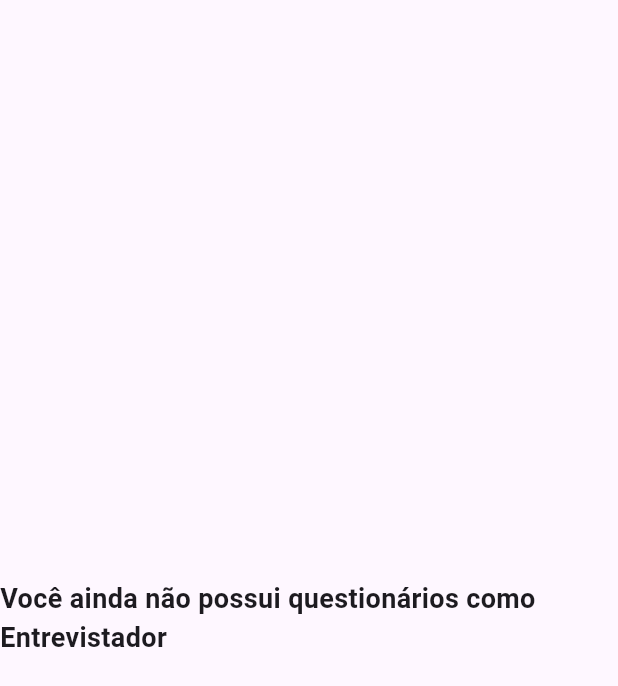
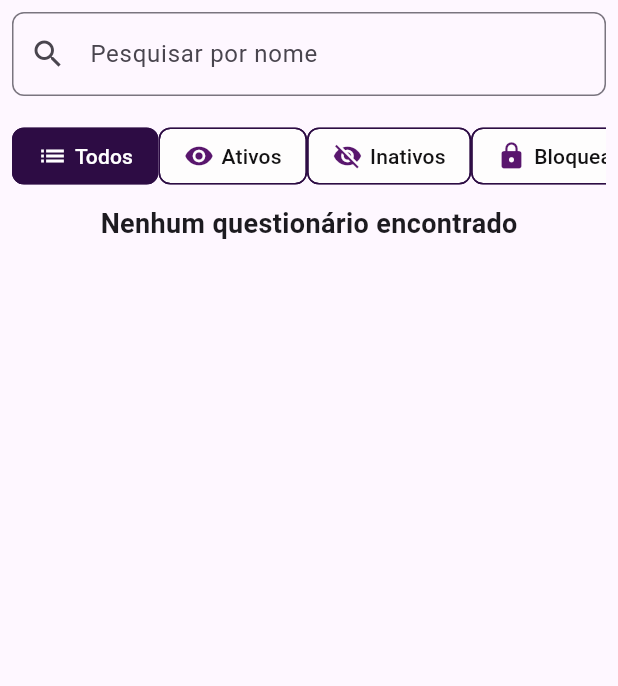
Before and after one commit to RayDaBahia/Engenharia-de-Software, a Flutter app: the QuestionariosEntrevistadorPage widget shown alone on an empty page, opened directly, on a phone screen of 412 x 824 dp. Shown: the top 686 px of the screen. Run offline on Flutter 3.47's test engine with Material 3 defaults, Android fonts, the phone set to English and light mode, and no system bars; our stand-ins replace cloud_firestore, firebase_auth, firebase_core, google_sign_in, hive, hive_flutter and 1 more; accounts and stored records are empty.

```diff
--- a/uesb_forms/lib/Controle_Modelo/questionario_list.dart
+++ b/uesb_forms/lib/Controle_Modelo/questionario_list.dart
@@ -247,7 +247,7 @@ Future<void> carregarQuestionariosEntrevistador() async {
   try {
     QuerySnapshot snapshot = await _firestore
         .collection('questionarios')
-        .where('entrevistadores', arrayContains: _authList!.usuario!.id)
+        .where('entrevistadores', arrayContains: _authList!.usuario!.email)
         .get();
 
     questionariosEntrevistador = snapshot.docs.map((doc) {
--- a/uesb_forms/lib/Telas/Formulario/QuestionarioEntrevistadorPage.dart
+++ b/uesb_forms/lib/Telas/Formulario/QuestionarioEntrevistadorPage.dart
@@ -16,9 +16,24 @@ class _QuestionariosEntrevistadorPageState extends State<QuestionariosEntrevista
   String _searchQuery = ""; // Armazena o termo de pesquisa
   String _filtroSelecionado = "Todos"; // Filtro atual (padrão: mostrar todos)
 
+
+
+
+@override
+
+  // Carrega os questionários quando a tela é inicializada
+  @override
+void initState() {
+  super.initState();
+  Future.microtask(() {
+    Provider.of<QuestionarioList>(context, listen: false).carregarQuestionariosEntrevistador();
+  });
+}
+
+
   @override
   Widget build(BuildContext context) {
-    Provider.of<QuestionarioList>(context, listen: true).carregarQuestionariosEntrevistador();
+
     final questionariosEntrevistador = context.watch<QuestionarioList>().questionariosEntrevistador.where((questionario) {
       bool matchesSearch = questionario.nome.toLowerCase().contains(_searchQuery.toLowerCase());
       switch (_filtroSelecionado) {
@@ -35,14 +50,7 @@ class _QuestionariosEntrevistadorPageState extends State<QuestionariosEntrevista
       }
     }).toList();
 
-    return questionariosEntrevistador.isEmpty
-        ? const Center(
-            child: Text(
-              'Você ainda não possui questionários como Entrevistador',
-              style: TextStyle(fontSize: 18, fontWeight: FontWeight.bold),
-            ),
-          )
-        : Column(
+    return Column(
             children: [
               // Barra de pesquisa
               Padding(
@@ -81,8 +89,19 @@ class _QuestionariosEntrevistadorPageState extends State<QuestionariosEntrevista
                 ),
               ),
 
+              questionariosEntrevistador.isEmpty
+                  ?  const Center(
+                        child: Text(
+                          "Nenhum questionário encontrado",
+                          style: TextStyle(fontSize: 18, fontWeight: FontWeight.bold),
+                        ),
+                      )
+                  :
+
               // Lista de questionários
               Expanded(
+                child: Padding(
+                  padding: const EdgeInsets.all(16.0),
                   child: ListView.builder(
                     itemCount: questionariosEntrevistador.length,
                     itemBuilder: (ctx, index) {
@@ -98,6 +117,7 @@ class _QuestionariosEntrevistadorPageState extends State<QuestionariosEntrevista
 
 
                     },
+                  ),
                 ),
               ),
             ],
--- a/uesb_forms/lib/Telas/Formulario/QuestionarioLiderPage.dart
+++ b/uesb_forms/lib/Telas/Formulario/QuestionarioLiderPage.dart
@@ -89,7 +89,7 @@ class _QuestionariosLiderPageState extends State<QuestionariosLiderPage> {
                 child: questionariosLider.isEmpty
                     ? const Center(
                         child: Text(
-                          'Sem Formulário a Exibir',
+                          "Nenhum questionário encontrado",
                           style: TextStyle(fontSize: 18, fontWeight: FontWeight.bold),
                         ),
                       )
```
Also changed, not shown: uesb_forms/lib/Componentes/Formulario/FormularioEntrevistador.dart (+12 -14 lines). Lines whose indentation alone changed are shown as unchanged.
